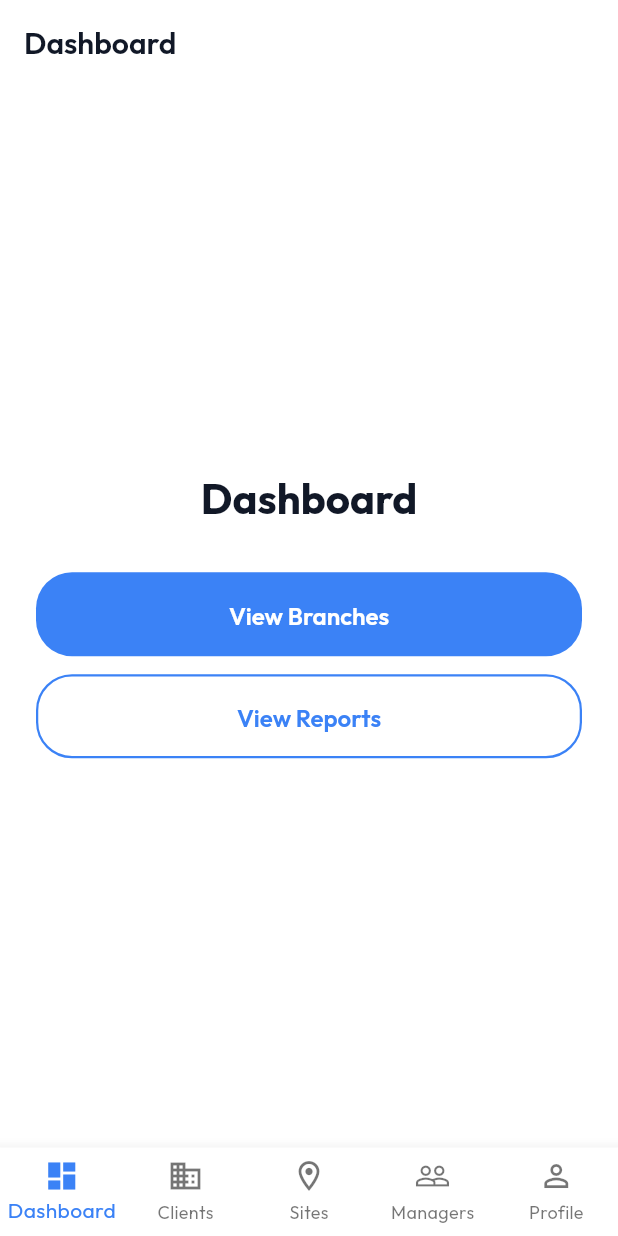
After one commit to harsh2277/GuardGrey, a Flutter app: the screen it shows after launch, after a tap on "Login", on a phone screen of 412 x 824 dp. The commit adds this screen. Run offline on Flutter 3.47's test engine with Material 3 defaults, Android fonts, the phone set to English and light mode, and no system bars; our stand-ins replace firebase_core, google_fonts; accounts and stored records are empty.

Commit message:
set up folder structures

```diff
--- /dev/null
+++ b/lib/features/admin/controllers/admin_controller.dart
@@ -0,0 +1,4 @@
+class AdminController {
+  // Logic for Admin feature will go here
+  // Example: fetch system stats, manage users, etc.
+}
--- /dev/null
+++ b/lib/features/manager/controllers/manager_controller.dart
@@ -0,0 +1,4 @@
+class ManagerController {
+  // Logic for Manager feature will go here
+  // Example: track shifts, verify check-ins, etc.
+}
--- /dev/null
+++ b/lib/modules/admin/screens/admin_main_screen.dart
@@ -0,0 +1,93 @@
+import 'package:flutter/material.dart';
+import 'dashboard_screen.dart';
+import 'clients_screen.dart';
+import 'sites_screen.dart';
+import 'managers_screen.dart';
+import 'profile_screen.dart';
+
+class AdminMainScreen extends StatefulWidget {
+  const AdminMainScreen({super.key});
+
+  @override
+  State<AdminMainScreen> createState() => _AdminMainScreenState();
+}
+
+class _AdminMainScreenState extends State<AdminMainScreen> {
+  int _selectedIndex = 0;
+
+  final List<Widget> _screens = [
+    const DashboardScreen(),
+    const ClientsScreen(),
+    const SitesScreen(),
+    const ManagersScreen(),
+    const ProfileScreen(),
+  ];
+
+  void _onItemTapped(int index) {
+    setState(() {
+      _selectedIndex = index;
+    });
+  }
+
+  @override
+  Widget build(BuildContext context) {
+    return Scaffold(
+      appBar: AppBar(
+        title: Text(_getTitle()),
+      ),
+      body: IndexedStack(
+        index: _selectedIndex,
+        children: _screens,
+      ),
+      bottomNavigationBar: BottomNavigationBar(
+        currentIndex: _selectedIndex,
+        onTap: _onItemTapped,
+        type: BottomNavigationBarType.fixed,
+        items: const [
+          BottomNavigationBarItem(
+            icon: Icon(Icons.dashboard_outlined),
+            activeIcon: Icon(Icons.dashboard),
+            label: 'Dashboard',
+          ),
+          BottomNavigationBarItem(
+            icon: Icon(Icons.business_outlined),
+            activeIcon: Icon(Icons.business),
+            label: 'Clients',
+          ),
+          BottomNavigationBarItem(
+            icon: Icon(Icons.location_on_outlined),
+            activeIcon: Icon(Icons.location_on),
+            label: 'Sites',
+          ),
+          BottomNavigationBarItem(
+            icon: Icon(Icons.people_outline),
+            activeIcon: Icon(Icons.people),
+            label: 'Managers',
+          ),
+          BottomNavigationBarItem(
+            icon: Icon(Icons.person_outline),
+            activeIcon: Icon(Icons.person),
+            label: 'Profile',
+          ),
+        ],
+      ),
+    );
+  }
+
+  String _getTitle() {
+    switch (_selectedIndex) {
+      case 0:
+        return 'Dashboard';
+      case 1:
+        return 'Clients';
+      case 2:
+        return 'Sites';
+      case 3:
+        return 'Managers';
+      case 4:
+        return 'Profile';
+      default:
+        return 'Admin';
+    }
+  }
+}
--- /dev/null
+++ b/lib/modules/admin/screens/clients_screen.dart
@@ -0,0 +1,15 @@
+import 'package:flutter/material.dart';
+
+class ClientsScreen extends StatelessWidget {
+  const ClientsScreen({super.key});
+
+  @override
+  Widget build(BuildContext context) {
+    return Center(
+      child: Text(
+        'Clients',
+        style: Theme.of(context).textTheme.headlineMedium,
+      ),
+    );
+  }
+}
--- /dev/null
+++ b/lib/modules/admin/screens/dashboard_screen.dart
@@ -0,0 +1,45 @@
+import 'package:flutter/material.dart';
+import 'branches_screen.dart';
+import 'reports_screen.dart';
+
+class DashboardScreen extends StatelessWidget {
+  const DashboardScreen({super.key});
+
+  @override
+  Widget build(BuildContext context) {
+    return Center(
+      child: Padding(
+        padding: const EdgeInsets.all(24.0),
+        child: Column(
+          mainAxisAlignment: MainAxisAlignment.center,
+          children: [
+            Text(
+              'Dashboard',
+              style: Theme.of(context).textTheme.headlineMedium,
+            ),
+            const SizedBox(height: 32),
+            ElevatedButton(
+              onPressed: () {
+                Navigator.push(
+                  context,
+                  MaterialPageRoute(builder: (context) => const BranchesScreen()),
+                );
+              },
+              child: const Text('View Branches'),
+            ),
+            const SizedBox(height: 12),
+            OutlinedButton(
+              onPressed: () {
+                Navigator.push(
+                  context,
+                  MaterialPageRoute(builder: (context) => const ReportsScreen()),
+                );
+              },
+              child: const Text('View Reports'),
+            ),
+          ],
+        ),
+      ),
+    );
+  }
+}
--- /dev/null
+++ b/lib/modules/admin/screens/login_screen.dart
@@ -0,0 +1,36 @@
+import 'package:flutter/material.dart';
+import 'admin_main_screen.dart';
+
+class LoginScreen extends StatelessWidget {
+  const LoginScreen({super.key});
+
+  @override
+  Widget build(BuildContext context) {
+    return Scaffold(
+      body: Center(
+        child: Padding(
+          padding: const EdgeInsets.all(24.0),
+          child: Column(
+            mainAxisAlignment: MainAxisAlignment.center,
+            children: [
+              Text(
+                'Admin Login',
+                style: Theme.of(context).textTheme.headlineMedium,
+              ),
+              const SizedBox(height: 32),
+              ElevatedButton(
+                onPressed: () {
+                  Navigator.pushReplacement(
+                    context,
+                    MaterialPageRoute(builder: (context) => const AdminMainScreen()),
+                  );
+                },
+                child: const Text('Login'),
+              ),
+            ],
+          ),
+        ),
+      ),
+    );
+  }
+}
--- /dev/null
+++ b/lib/modules/admin/screens/managers_screen.dart
@@ -0,0 +1,15 @@
+import 'package:flutter/material.dart';
+
+class ManagersScreen extends StatelessWidget {
+  const ManagersScreen({super.key});
+
+  @override
+  Widget build(BuildContext context) {
+    return Center(
+      child: Text(
+        'Managers',
+        style: Theme.of(context).textTheme.headlineMedium,
+      ),
+    );
+  }
+}
--- /dev/null
+++ b/lib/modules/admin/screens/profile_screen.dart
@@ -0,0 +1,35 @@
+import 'package:flutter/material.dart';
+import 'login_screen.dart';
+
+class ProfileScreen extends StatelessWidget {
+  const ProfileScreen({super.key});
+
+  @override
+  Widget build(BuildContext context) {
+    return Center(
+      child: Padding(
+        padding: const EdgeInsets.all(24.0),
+        child: Column(
+          mainAxisAlignment: MainAxisAlignment.center,
+          children: [
+            Text(
+              'Profile',
+              style: Theme.of(context).textTheme.headlineMedium,
+            ),
+            const SizedBox(height: 32),
+            OutlinedButton(
+              onPressed: () {
+                Navigator.pushAndRemoveUntil(
+                  context,
+                  MaterialPageRoute(builder: (context) => const LoginScreen()),
+                  (route) => false,
+                );
+              },
+              child: const Text('Logout'),
+            ),
+          ],
+        ),
+      ),
+    );
+  }
+}
--- /dev/null
+++ b/lib/modules/admin/screens/sites_screen.dart
@@ -0,0 +1,15 @@
+import 'package:flutter/material.dart';
+
+class SitesScreen extends StatelessWidget {
+  const SitesScreen({super.key});
+
+  @override
+  Widget build(BuildContext context) {
+    return Center(
+      child: Text(
+        'Sites',
+        style: Theme.of(context).textTheme.headlineMedium,
+      ),
+    );
+  }
+}
```
Also changed, not shown: lib/features/admin/screens/admin_dashboard.dart (added, +103 -0 lines), lib/features/manager/screens/manager_dashboard.dart (added, +87 -0 lines), lib/main.dart (+4 -38 lines), lib/modules/admin/screens/branches_screen.dart (added, +18 -0 lines), lib/modules/admin/screens/reports_screen.dart (added, +18 -0 lines), 2 other files.
